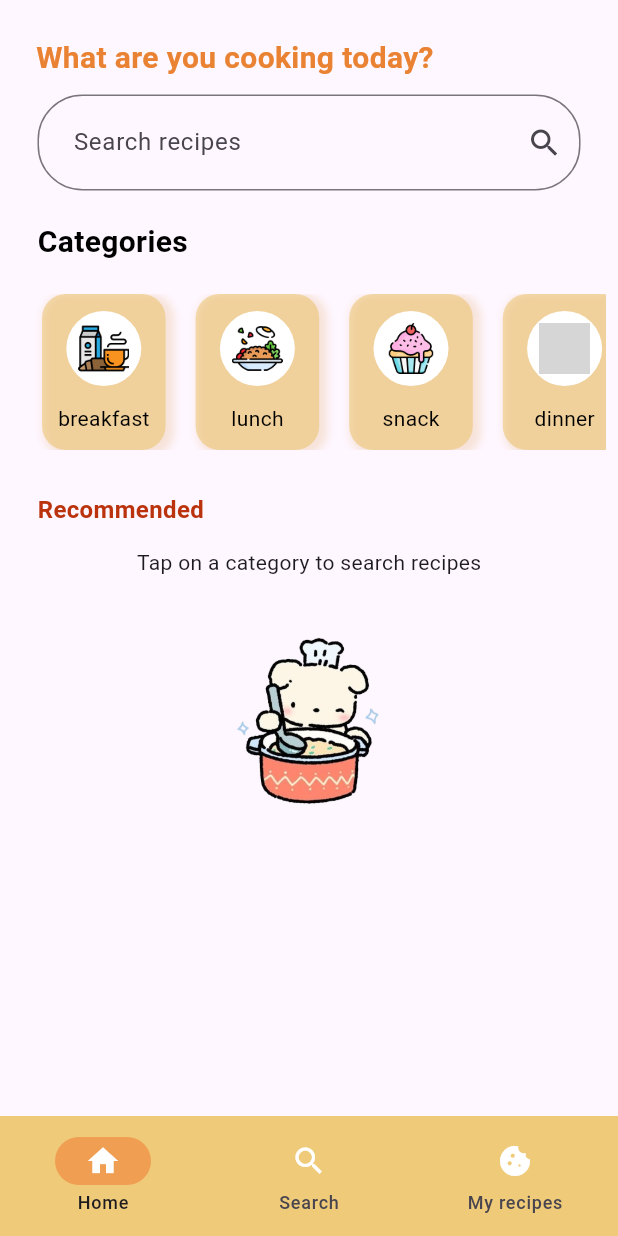
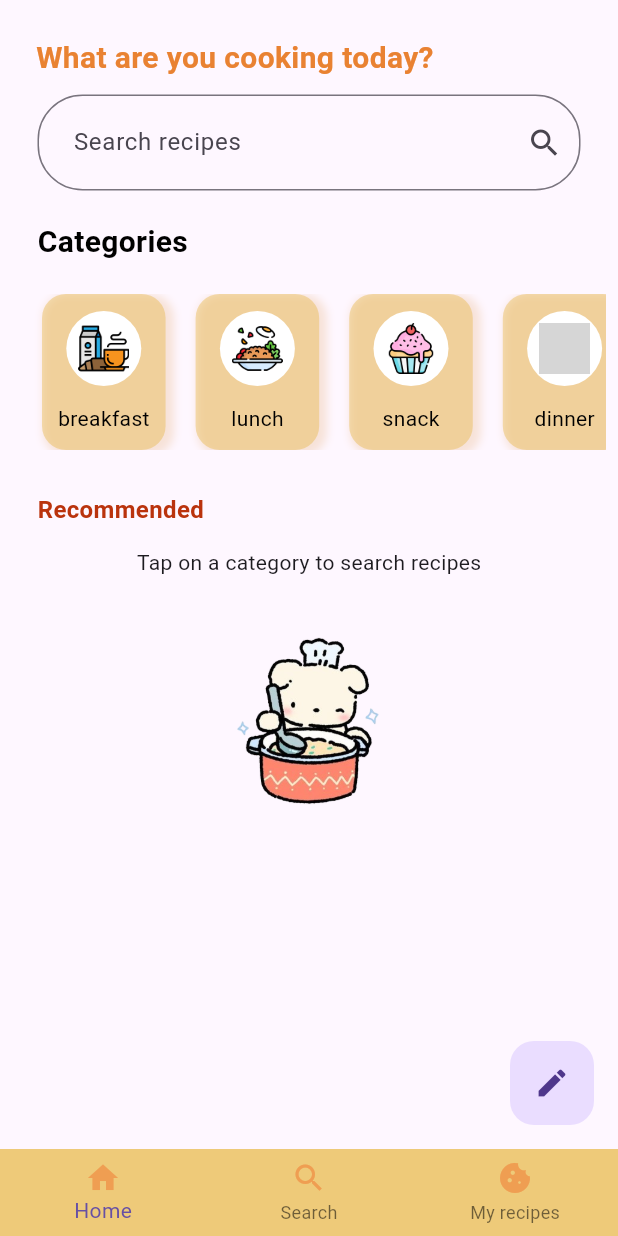
Before and after one commit to orojdz/final_project_app, a Flutter app: the HomeScreen screen opened directly, on a phone screen of 412 x 824 dp. Run offline on Flutter 3.47's test engine with Material 3 defaults, Android fonts, the phone set to English and light mode, and no system bars; grey boxes are pictures that could not be loaded.

Commit message:
work in process

```diff
--- a/app/lib/main.dart
+++ b/app/lib/main.dart
@@ -1,6 +1,5 @@
 import 'package:flutter/material.dart';
 import 'package:app/screen/inicio.dart';
-import 'package:app/screen/home.dart';
 
 // Punto de entrada de la aplicación
 void main() {
--- a/app/lib/screen/home.dart
+++ b/app/lib/screen/home.dart
@@ -4,6 +4,7 @@ import 'package:app/model/categories.dart';
 import 'package:app/model/recipe.dart';
 import 'package:app/data/recipes_data.dart';
 import 'package:app/ui_widgets/recipes_card.dart';
+import 'package:app/screen/my_recipes.dart';
 
 class HomeScreen extends StatefulWidget {
   HomeScreen({super.key});
@@ -58,6 +59,8 @@ class _HomeScreenState extends State<HomeScreen> {
       throw Exception('Failed to load recipes');
     }
   }
+
+  int selectedIndex = 0;
 
   @override
   Widget build(BuildContext context) {
@@ -120,33 +123,54 @@ class _HomeScreenState extends State<HomeScreen> {
           ],
         ),
       ),
-      bottomNavigationBar: NavigationBar(
+      bottomNavigationBar: navigationBar(),
+      floatingActionButton: FloatingActionButton(
+          onPressed: () {
+            Navigator.push(
+              context,
+              MaterialPageRoute(builder: (context) => MyRecipes()),
+            );
+          },
+          tooltip: 'Create new',
+          elevation: 0.0,
+          child: const Icon(Icons.edit)),
+    );
+  }
+
+  BottomNavigationBar navigationBar() {
+    return BottomNavigationBar(
+      // indice actual
+      onTap: (value) {
+        setState(() {
+          selectedIndex = value;
+        });
+      },
       backgroundColor: Color.fromARGB(213, 235, 193, 95),
-        indicatorColor: Color.fromARGB(255, 239, 158, 82),
-        destinations: const <Widget>[
-          NavigationDestination(
+      elevation: 0,
+      currentIndex: selectedIndex,
+      items: [
+        BottomNavigationBarItem(
           icon: Icon(
             Icons.home,
-              color: Colors.white,
+            color: Color.fromARGB(255, 239, 158, 82),
           ),
           label: 'Home',
         ),
-          NavigationDestination(
+        BottomNavigationBarItem(
           icon: Icon(
             Icons.search,
-              color: Colors.white,
+            color: Color.fromARGB(255, 239, 158, 82),
           ),
           label: 'Search',
         ),
-          NavigationDestination(
+        BottomNavigationBarItem(
           icon: Icon(
             Icons.cookie,
-              color: Colors.white,
+            color: Color.fromARGB(255, 239, 158, 82),
           ),
           label: 'My recipes',
         ),
       ],
-      ),
     );
   }
 
```
Also changed, not shown: app/lib/screen/my_recipes.dart (+16 -12 lines). Lines whose indentation alone changed are shown as unchanged.
